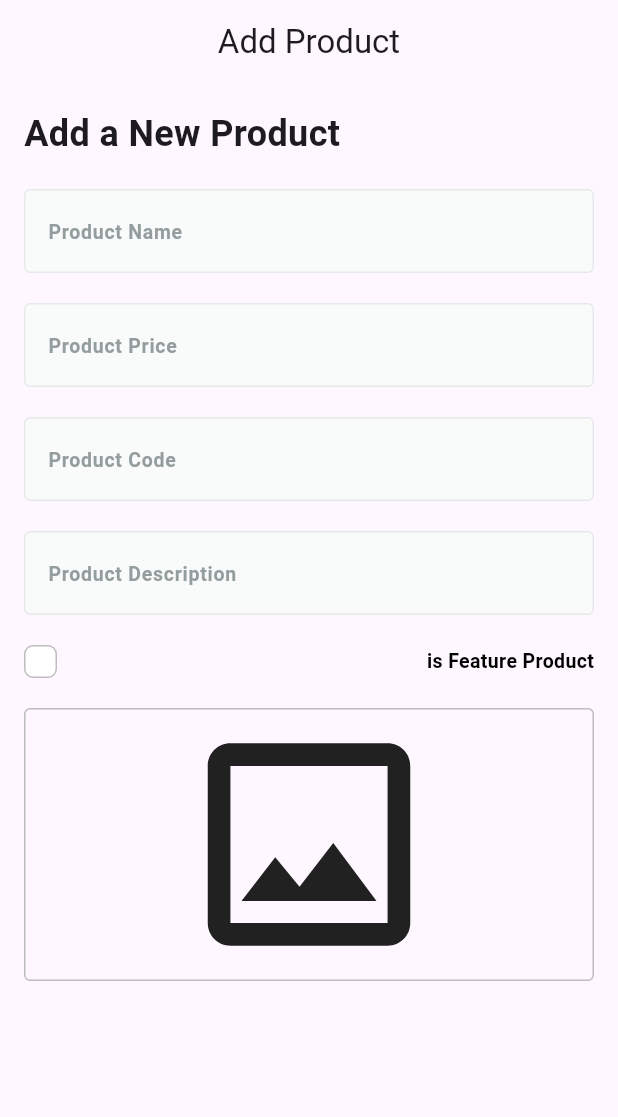
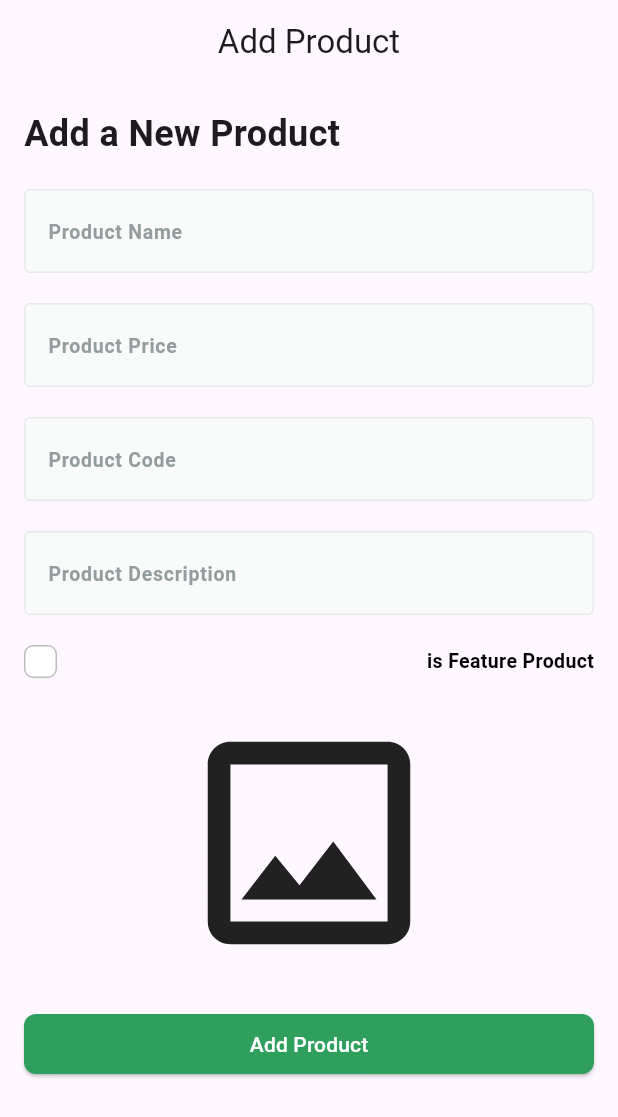
Before and after one commit to Osama-Saleh/dash_board_frutella, a Flutter app: the screen it shows after launch, after a tap on the "image" icon, on a phone screen of 412 x 824 dp. Shown: the top 1117 px of the screen. Run offline on Flutter 3.47's test engine with Material 3 defaults, Android fonts, the phone set to English and light mode, and no system bars; our stand-ins replace bloc, flutter_bloc, get_it, image_picker; missing offline and left inert: dart_either.

```diff
--- /dev/null
+++ b/lib/core/helper/show_error.dart
@@ -0,0 +1,7 @@
+import 'package:flutter/material.dart';
+
+void showError(BuildContext context){
+  ScaffoldMessenger.of(context).showSnackBar(
+                                      SnackBar(content: Text('Please select an Image')));
+
+}
--- a/lib/feature/add_product/data/add_product_repo_impl.dart
+++ b/lib/feature/add_product/data/add_product_repo_impl.dart
@@ -2,7 +2,7 @@ import 'package:dart_either/dart_either.dart';
 import 'package:dash_board/feature/add_product/domain/add_product_repo.dart';
 import 'package:image_picker/image_picker.dart';
 
-class AddProductRepoImpl extends AddProductRepo {
+class AddProductRepoImpl implements AddProductRepo {
   @override
 
   Future<XFile?> addImagePicker() async {
--- /dev/null
+++ b/lib/feature/add_product/domain/entities/add_product_input_entities.dart
@@ -0,0 +1,20 @@
+// ignore_for_file: public_member_api_docs, sort_constructors_first
+import 'package:image_picker/image_picker.dart';
+
+class AddProductInputEntities {
+  String productName;
+  String description;
+  String code;
+  XFile image;
+  String? urlImage;
+  int price;
+  AddProductInputEntities({
+    required this.productName,
+    required this.description,
+    required this.code,
+    required this.image,
+    this.urlImage,
+    required this.price,
+  });
+
+}
--- a/lib/feature/add_product/presentation/cubit/add_product_cubit.dart
+++ b/lib/feature/add_product/presentation/cubit/add_product_cubit.dart
@@ -1,9 +1,6 @@
 import 'package:bloc/bloc.dart';
 import 'package:dash_board/feature/add_product/domain/add_product_repo.dart';
 import 'package:image_picker/image_picker.dart';
-import 'package:meta/meta.dart';
-
-import '../../data/add_product_repo_impl.dart';
 
 part 'add_product_state.dart';
 
@@ -16,4 +13,8 @@ class AddProductCubit extends Cubit<AddProductState> {
     emit(state.copyWith(image: file));
     // return  addProductRepoImpl.addImagePicker();
   }
+
+  void changeFeatureProduct(bool value){
+    emit(state.copyWith(isFeatureProduct: value));
+  }
 }
--- a/lib/feature/add_product/presentation/cubit/add_product_state.dart
+++ b/lib/feature/add_product/presentation/cubit/add_product_state.dart
@@ -2,12 +2,14 @@ part of 'add_product_cubit.dart';
 
  class AddProductState {
    XFile? image;
+   bool? isFeatureProduct;
 
-  AddProductState({this.image});
+  AddProductState({this.image,this.isFeatureProduct = false});
 
-  AddProductState copyWith({XFile? image}) {
+  AddProductState copyWith({XFile? image,bool? isFeatureProduct}) {
     return AddProductState(
       image: image ?? this.image,
+      isFeatureProduct: isFeatureProduct ?? this.isFeatureProduct
     );
   }
  }
--- a/lib/feature/add_product/presentation/view/add_product.dart
+++ b/lib/feature/add_product/presentation/view/add_product.dart
@@ -1,6 +1,8 @@
 import 'dart:io';
 
-import 'package:dart_either/dart_either.dart';
+import 'package:dash_board/core/helper/show_error.dart';
+import 'package:dash_board/core/utils/app_colors.dart';
+import 'package:dash_board/feature/add_product/domain/entities/add_product_input_entities.dart';
 import 'package:dash_board/feature/add_product/presentation/cubit/add_product_cubit.dart';
 import 'package:dash_board/feature/add_product/presentation/widgets/custom_text_form_field.dart';
 import 'package:dash_board/feature/add_product/presentation/widgets/is_feature_product.dart';
@@ -8,17 +10,25 @@ import 'package:flutter/material.dart';
 import 'package:flutter_bloc/flutter_bloc.dart';
 
 class AddProduct extends StatelessWidget {
-  const AddProduct({super.key});
+  var _formKey = GlobalKey<FormState>();
+  TextEditingController nameController = TextEditingController();
+  TextEditingController priceController = TextEditingController();
+  TextEditingController codeController = TextEditingController();
+  TextEditingController descriptionController = TextEditingController();
+
+  AddProduct({super.key});
 
   @override
   Widget build(BuildContext context) {
-    print('object1');
     return Scaffold(
       appBar: AppBar(
         title: Text('Add Product'),
         centerTitle: true,
       ),
-      body: SingleChildScrollView(
+      body: Form(
+        key: _formKey,
+
+        child: SingleChildScrollView(
           child: Padding(
             padding: const EdgeInsets.all(16.0),
             child: Column(
@@ -29,33 +39,39 @@ class AddProduct extends StatelessWidget {
                   'Add a New Product',
                   style: TextStyle(fontSize: 24, fontWeight: FontWeight.bold),
                 ),
-              CustomTextFormFiled(hintText: 'Product Name'),
-              CustomTextFormFiled(hintText: 'Product Price'),
-              CustomTextFormFiled(hintText: 'Product Code'),
+                CustomTextFormFiled(
+                  hintText: 'Product Name',
+                  controller: nameController,
+                ),
+                CustomTextFormFiled(
+                    hintText: 'Product Price', controller: priceController),
+                CustomTextFormFiled(
+                  hintText: 'Product Code',
+                  controller: codeController,
+                ),
                 CustomTextFormFiled(
                   hintText: 'Product Description',
-                  keyboardType: TextInputType.multiline),
+                  keyboardType: TextInputType.multiline,
+                  controller: descriptionController,
+                ),
                 IsFeatureProducState(
-                onChanged: (value) {},
+                  onChanged: (value) {
+                    context.read<AddProductCubit>().changeFeatureProduct(value);
+                  },
                 ),
                 BlocConsumer<AddProductCubit, AddProductState>(
                   listener: (context, state) {
-
+                    print('state.image ${state.image}');
                   },
                   builder: (context, state) {
-                  print('object2');
                     return InkWell(
                       onTap: () async {
-                      state.image = await context
-                          .read<AddProductCubit>()
-                          .addImagePicker();
+                        await context.read<AddProductCubit>().addImagePicker();
                       },
-                    child: Container(
+                      child: SizedBox(
                         width: double.infinity,
-                      decoration: BoxDecoration(
-                        border: Border.all(color: Colors.grey.shade400),
-                        borderRadius: BorderRadius.circular(4),
-                      ),
+                        child: ClipRRect(
+                          borderRadius: BorderRadius.circular(20),
                           child: state.image == null
                               ? Icon(
                                   Icons.image_outlined,
@@ -67,10 +83,46 @@ class AddProduct extends StatelessWidget {
                                   fit: BoxFit.cover,
                                 ),
                         ),
+                      ),
                     );
                   },
+                ),
+                BlocConsumer<AddProductCubit, AddProductState>(
+                  builder: (context, state) {
+                    return Align(
+                      child: SizedBox(
+                        width: double.infinity,
+                        child: ElevatedButton(
+                            style: ElevatedButton.styleFrom(
+                              backgroundColor: AppColors.lightPrimaryColor,
+                              shape: RoundedRectangleBorder(
+                                borderRadius: BorderRadius.circular(8),
+                              ),
+                            ),
+                            onPressed: () {
+                              if (_formKey.currentState!.validate()) {
+                                if (state.image != null) {
+                                  AddProductInputEntities inputs = AddProductInputEntities(productName: nameController.text,
+                                  description: descriptionController.text,
+                                  code: codeController.text,
+                                  image: state.image!,
+                                  price: int.parse(priceController.text));
+                                } else {
+                                  showError(context);
+                                  }
+                              }
+                            },
+                            child: Text(
+                              'Add Product',
+                              style: TextStyle(color: Colors.white),
+                            )),
+                      ),
+                    );
+                  },
+                  listener: (context, state) {},
                 )
               ],
+            ),
           ),
         ),
       ),
--- a/lib/feature/add_product/presentation/widgets/custom_text_form_field.dart
+++ b/lib/feature/add_product/presentation/widgets/custom_text_form_field.dart
@@ -2,7 +2,7 @@ import 'package:dash_board/core/utils/app_text_styles.dart';
 import 'package:flutter/material.dart';
 
 class CustomTextFormFiled extends StatelessWidget {
-  // final TextEditingController? controller;
+  final TextEditingController? controller;
   final String? Function(String?)? validator;
   final TextInputType? keyboardType;
   final bool? obscureText;
@@ -13,7 +13,7 @@ class CustomTextFormFiled extends StatelessWidget {
 
   const CustomTextFormFiled({
     super.key,
-    // required this.controller,
+    required this.controller,
     this.validator,
     this.keyboardType,
     this.obscureText,
@@ -26,8 +26,7 @@ class CustomTextFormFiled extends StatelessWidget {
   @override
   Widget build(BuildContext context) {
     return TextFormField(
-      // controller: controller,
-      // validator: validator,
+      controller: controller,
       validator: (value){
         if(value == null || value.isEmpty){
           return 'هذا الحقل مطلوب';
```
Also changed, not shown: 6 other files. Lines whose indentation alone changed are shown as unchanged.
